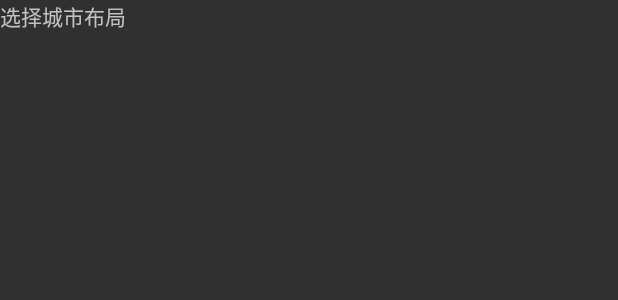
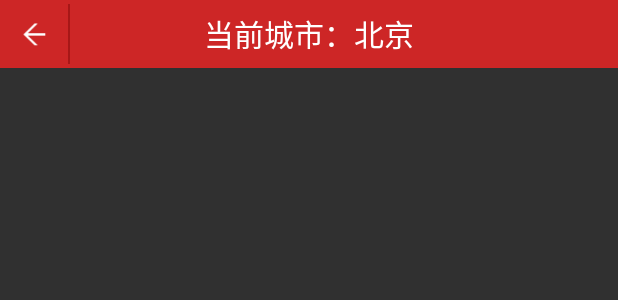
Before and after one commit to jxlpqxw/qxwfirst, an Android app: the layout select_city.xml on its own in the app's theme, with its tools: preview values and no code run, on a phone screen of 412 x 824 dp. Shown: the top 300 px of the screen. Run offline under Robolectric (Android 15) with nearby library versions, the phone set to English and light mode, and no system bars.

Commit message:
qxw 10.24

```diff
--- a/app/src/main/AndroidManifest.xml
+++ b/app/src/main/AndroidManifest.xml
@@ -16,6 +16,10 @@
 
         </intent-filter>
     </activity>
+        <activity android:name=".selcet_city">
+
+        </activity>
+
 
     </application>
 
--- a/app/src/main/res/layout/select_city.xml
+++ b/app/src/main/res/layout/select_city.xml
@@ -2,10 +2,34 @@
 <RelativeLayout xmlns:android="http://schemas.android.com/apk/res/android"
     android:layout_width="match_parent"
     android:layout_height="match_parent">
-    <TextView
-        android:layout_width="wrap_content"
-        android:layout_height="wrap_content"
-        android:text="选择城市布局"
-        android:id="@+id/textView"/>
+    <RelativeLayout
+        android:layout_width="fill_parent"
+        android:layout_height="45.0dip"
+        android:background="#ffcd2626" >
+        <TextView
+            android:id="@+id/title_name"
+            android:layout_width="fill_parent"
+            android:layout_height="fill_parent"
+            android:gravity="center"
+            android:text="当前城市：北京"
+            android:textColor="#ffffffff"
+            android:textSize="20.0dip" />
+        <ImageView
+            android:id="@+id/title_back"
+            android:layout_width="45.0dip"
+            android:layout_height="45.0dip"
+            android:layout_alignParentLeft="true"
+            android:layout_centerVertical="true"
+            android:src="@drawable/base_action_bar_back_normal"
+            />
+        <ImageView
+            android:layout_width="1.0dip"
+            android:layout_height="40dip"
+            android:layout_centerVertical="true"
+            android:layout_gravity="center"
+            android:layout_toRightOf="@id/title_back"
+            android:background="#A71717"
+            android:gravity="center" />
+    </RelativeLayout>
 
 </RelativeLayout>
```
Also changed, not shown: app/src/main/java/com/example/qxw/qxwfirst/MainActivity.java (+22 -1 lines), app/src/main/java/com/example/qxw/qxwfirst/selcet_city.java (+23 -1 lines), app/src/main/res/drawable/._base_action_bar_back_normal.png (added), app/src/main/res/drawable/base_action_bar_back_normal.png (added).
